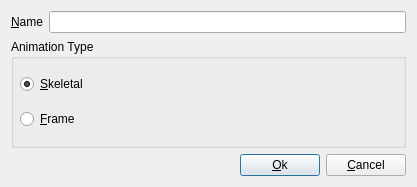
zturtleman/mm3d, file src/qtui/newanim.ui: the form before one commit.
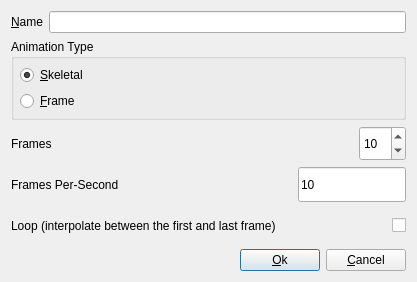
The form after the commit.

Commit message: Add Frames/FPS/Loop to New Animation window

Diff of the .ui file:
```diff
--- a/src/qtui/newanim.ui
+++ b/src/qtui/newanim.ui
@@ -7,7 +7,7 @@
     <x>0</x>
     <y>0</y>
     <width>417</width>
-    <height>187</height>
+    <height>282</height>
    </rect>
   </property>
   <property name="windowTitle">
@@ -90,6 +90,192 @@
      </layout>
     </widget>
    </item>
+   <item>
+    <layout class="QHBoxLayout">
+     <property name="leftMargin">
+      <number>0</number>
+     </property>
+     <property name="topMargin">
+      <number>0</number>
+     </property>
+     <property name="rightMargin">
+      <number>0</number>
+     </property>
+     <property name="bottomMargin">
+      <number>0</number>
+     </property>
+     <item>
+      <widget class="QLabel" name="textLabel2">
+       <property name="sizePolicy">
+        <sizepolicy hsizetype="Preferred" vsizetype="Preferred">
+         <horstretch>0</horstretch>
+         <verstretch>0</verstretch>
+        </sizepolicy>
+       </property>
+       <property name="text">
+        <string>Frames</string>
+       </property>
+       <property name="wordWrap">
+        <bool>false</bool>
+       </property>
+       <property name="buddy">
+        <cstring>m_frames</cstring>
+       </property>
+      </widget>
+     </item>
+     <item>
+      <spacer name="horizontalSpacer_3">
+       <property name="orientation">
+        <enum>Qt::Horizontal</enum>
+       </property>
+       <property name="sizeHint" stdset="0">
+        <size>
+         <width>40</width>
+         <height>20</height>
+        </size>
+       </property>
+      </spacer>
+     </item>
+     <item>
+      <widget class="QSpinBox" name="m_frames">
+       <property name="sizePolicy">
+        <sizepolicy hsizetype="Preferred" vsizetype="Preferred">
+         <horstretch>0</horstretch>
+         <verstretch>0</verstretch>
+        </sizepolicy>
+       </property>
+       <property name="maximum">
+        <number>999</number>
+       </property>
+       <property name="value">
+        <number>10</number>
+       </property>
+      </widget>
+     </item>
+    </layout>
+   </item>
+   <item>
+    <layout class="QHBoxLayout">
+     <property name="leftMargin">
+      <number>0</number>
+     </property>
+     <property name="topMargin">
+      <number>0</number>
+     </property>
+     <property name="rightMargin">
+      <number>0</number>
+     </property>
+     <property name="bottomMargin">
+      <number>0</number>
+     </property>
+     <item>
+      <widget class="QLabel" name="textLabel3">
+       <property name="sizePolicy">
+        <sizepolicy hsizetype="Preferred" vsizetype="Preferred">
+         <horstretch>0</horstretch>
+         <verstretch>0</verstretch>
+        </sizepolicy>
+       </property>
+       <property name="text">
+        <string>Frames Per-Second</string>
+       </property>
+       <property name="wordWrap">
+        <bool>false</bool>
+       </property>
+       <property name="buddy">
+        <cstring>m_fps</cstring>
+       </property>
+      </widget>
+     </item>
+     <item>
+      <spacer name="horizontalSpacer">
+       <property name="orientation">
+        <enum>Qt::Horizontal</enum>
+       </property>
+       <property name="sizeHint" stdset="0">
+        <size>
+         <width>40</width>
+         <height>20</height>
+        </size>
+       </property>
+      </spacer>
+     </item>
+     <item>
+      <widget class="QLineEdit" name="m_fps">
+       <property name="sizePolicy">
+        <sizepolicy hsizetype="Preferred" vsizetype="Preferred">
+         <horstretch>0</horstretch>
+         <verstretch>0</verstretch>
+        </sizepolicy>
+       </property>
+       <property name="text">
+        <string>10</string>
+       </property>
+       <property name="frame">
+        <bool>true</bool>
+       </property>
+      </widget>
+     </item>
+    </layout>
+   </item>
+   <item>
+    <layout class="QHBoxLayout">
+     <property name="leftMargin">
+      <number>0</number>
+     </property>
+     <property name="topMargin">
+      <number>0</number>
+     </property>
+     <property name="rightMargin">
+      <number>0</number>
+     </property>
+     <property name="bottomMargin">
+      <number>0</number>
+     </property>
+     <item>
+      <widget class="QLabel" name="textLabel4">
+       <property name="sizePolicy">
+        <sizepolicy hsizetype="Preferred" vsizetype="Preferred">
+         <horstretch>0</horstretch>
+         <verstretch>0</verstretch>
+        </sizepolicy>
+       </property>
+       <property name="text">
+        <string>Loop (interpolate between the first and last frame)</string>
+       </property>
+       <property name="wordWrap">
+        <bool>false</bool>
+       </property>
+       <property name="buddy">
+        <cstring>m_loop</cstring>
+       </property>
+      </widget>
+     </item>
+     <item>
+      <spacer name="horizontalSpacer_2">
+       <property name="orientation">
+        <enum>Qt::Horizontal</enum>
+       </property>
+       <property name="sizeHint" stdset="0">
+        <size>
+         <width>40</width>
+         <height>20</height>
+        </size>
+       </property>
+      </spacer>
+     </item>
+     <item>
+      <widget class="QCheckBox" name="m_loop">
+       <property name="sizePolicy">
+        <sizepolicy hsizetype="Preferred" vsizetype="Preferred">
+         <horstretch>0</horstretch>
+         <verstretch>0</verstretch>
+        </sizepolicy>
+       </property>
+      </widget>
+     </item>
+    </layout>
+   </item>
    <item>
     <layout class="QHBoxLayout">
      <property name="leftMargin">
```
The commit also changes 4 other files.
